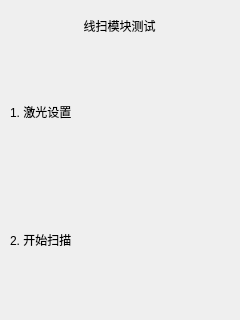
The window that qt_projects/KivviLauncher/device_test/dialogcameratest.ui (Ronak786/miscthings) describes before a commit, drawn with Qt 5.
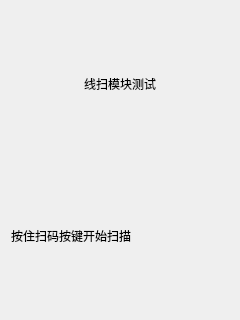
The same window after the commit.

Diff of the .ui file:
```diff
--- a/qt_projects/KivviLauncher/device_test/dialogcameratest.ui
+++ b/qt_projects/KivviLauncher/device_test/dialogcameratest.ui
@@ -13,80 +13,37 @@
   <property name="windowTitle">
    <string>Dialog</string>
   </property>
-  <widget class="QWidget" name="horizontalLayoutWidget">
-   <property name="geometry">
-    <rect>
-     <x>10</x>
-     <y>50</y>
-     <width>221</width>
-     <height>251</height>
-    </rect>
-   </property>
+  <layout class="QVBoxLayout" name="verticalLayout_2">
+   <item>
+    <layout class="QHBoxLayout" name="horizontalLayout">
+     <item>
+      <widget class="QLabel" name="label">
+       <property name="text">
+        <string>线扫模块测试</string>
+       </property>
+       <property name="alignment">
+        <set>Qt::AlignCenter</set>
+       </property>
+      </widget>
+     </item>
+    </layout>
+   </item>
+   <item>
    <layout class="QHBoxLayout" name="imageView">
     <item>
      <layout class="QGridLayout" name="gridLayout">
       <item row="0" column="0">
-       <widget class="QLabel" name="label_2">
-        <property name="text">
-         <string>1. 激光设置</string>
-        </property>
-       </widget>
-      </item>
-      <item row="1" column="0">
        <widget class="QLabel" name="label_3">
         <property name="text">
-         <string>2. 开始扫描</string>
+          <string>按住扫码按键开始扫描 </string>
         </property>
        </widget>
       </item>
      </layout>
     </item>
    </layout>
-  </widget>
-  <widget class="QWidget" name="verticalLayoutWidget">
-   <property name="geometry">
-    <rect>
-     <x>99</x>
-     <y>379</y>
-     <width>261</width>
-     <height>231</height>
-    </rect>
-   </property>
-   <layout class="QVBoxLayout" name="verticalLayout">
-    <item>
-     <widget class="QLabel" name="label_ImageCapture">
-      <property name="text">
-       <string>Nothing to display</string>
-      </property>
-      <property name="alignment">
-       <set>Qt::AlignCenter</set>
-      </property>
-     </widget>
-    </item>
-   </layout>
-  </widget>
-  <widget class="QWidget" name="horizontalLayoutWidget_2">
-   <property name="geometry">
-    <rect>
-     <x>9</x>
-     <y>10</y>
-     <width>221</width>
-     <height>31</height>
-    </rect>
-   </property>
-   <layout class="QHBoxLayout" name="horizontalLayout">
-    <item>
-     <widget class="QLabel" name="label">
-      <property name="text">
-       <string>线扫模块测试</string>
-      </property>
-      <property name="alignment">
-       <set>Qt::AlignCenter</set>
-      </property>
-     </widget>
-    </item>
-   </layout>
-  </widget>
+   </item>
+  </layout>
  </widget>
  <resources/>
  <connections/>
```
Lines whose indentation alone changed are shown as unchanged.
